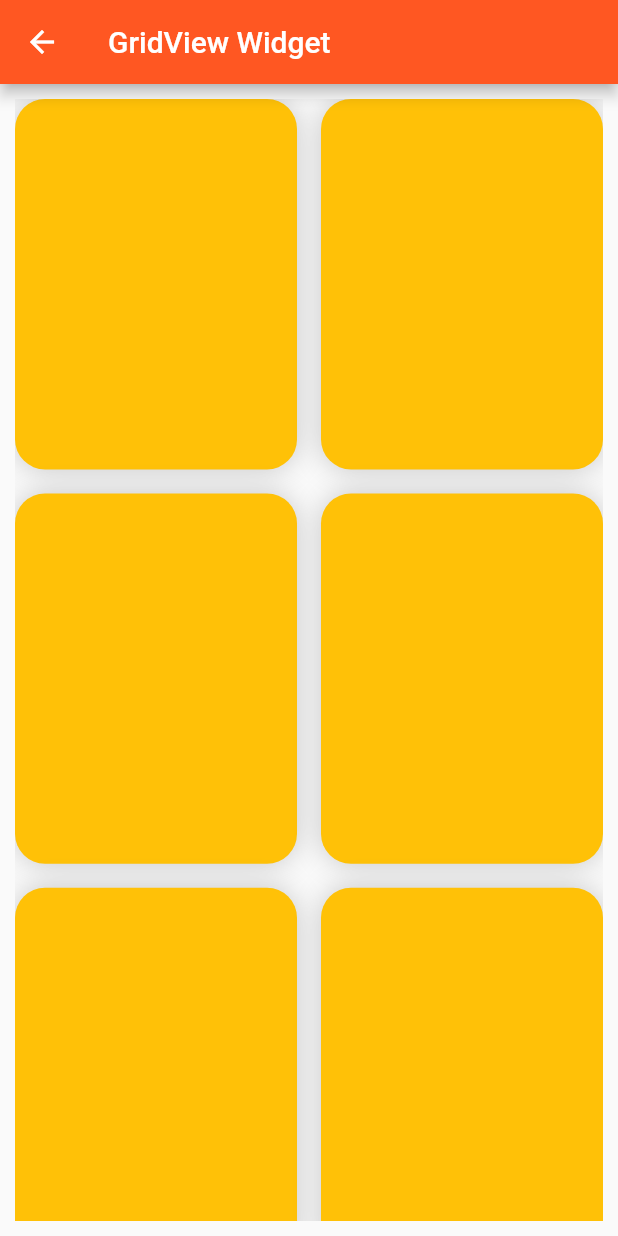
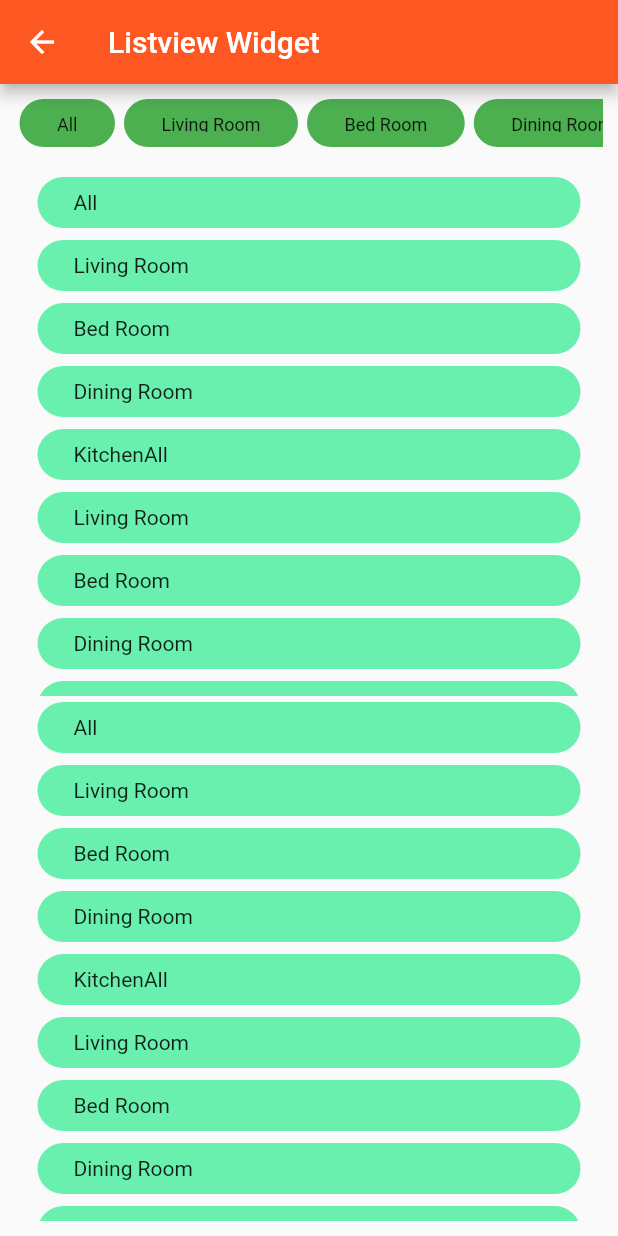
Before and after one commit to efrizalnf/flutter_widget, a Flutter app: the screen it shows after launch, on a phone screen of 412 x 824 dp. Run offline on Flutter 3.47's test engine with Material 2 defaults, Android fonts, the phone set to English and light mode, and no system bars; our stand-ins replace flutter_svg.

Commit message:
added list view widget

```diff
--- a/lib/main.dart
+++ b/lib/main.dart
@@ -4,6 +4,7 @@ import 'package:project_flutter_pertama/meet_2/ch4topic2/basic_form/dialog_widge
 import 'package:project_flutter_pertama/meet_2/ch4topic2/basic_form/form_widget.dart';
 import 'package:project_flutter_pertama/meet_2/ch4topic2/basic_layout/center_widget.dart';
 import 'package:project_flutter_pertama/meet_2/ch4topic2/basic_layout/column_widget.dart';
+import 'package:project_flutter_pertama/meet_2/ch4topic2/basic_layout/listview_widget.dart';
 import 'package:project_flutter_pertama/meet_2/ch4topic2/basic_widget/text_widget.dart';
 import 'package:project_flutter_pertama/meet_2/ch4topic2/navigation/sliver_widget.dart';
 import 'package:project_flutter_pertama/tugas/basic-form/dialog_widget.dart';
@@ -12,7 +13,8 @@ import 'package:project_flutter_pertama/tugas/basic-layout/aspectratiowidget.dar
 import 'package:project_flutter_pertama/tugas/basic-layout/centerwidget.dart';
 import 'package:project_flutter_pertama/tugas/basic-layout/columnwidget.dart';
 import 'package:project_flutter_pertama/tugas/basic-layout/expandedwidget.dart';
-import 'package:project_flutter_pertama/tugas/basic-layout/gridview_widget.dart';
+import 'package:project_flutter_pertama/tugas/basic-layout/gridviewwidget.dart';
+import 'package:project_flutter_pertama/tugas/basic-layout/listviewwidget.dart';
 import 'package:project_flutter_pertama/tugas/fic_column_widget.dart';
 import 'package:project_flutter_pertama/tugas/stateless_statefull.dart';
 
@@ -33,7 +35,7 @@ class MyApp extends StatelessWidget {
       theme: ThemeData(
         primarySwatch: Colors.deepOrange,
       ),
-      home: const MyGridViewWidget(),
+      home: MyListViewWidget(),
     );
   }
 }
--- a/lib/meet_2/ch4topic2/basic_layout/listview_widget.dart
+++ b/lib/meet_2/ch4topic2/basic_layout/listview_widget.dart
@@ -22,7 +22,7 @@ class ListViewWidget extends StatelessWidget {
         child: Column(
           children: [
             SizedBox(
-              height: 32,
+              height: 35,
               child: ListView(
                 scrollDirection: Axis.horizontal,
                 children: List.generate(
@@ -34,7 +34,7 @@ class ListViewWidget extends StatelessWidget {
                         duration: const Duration(milliseconds: 150),
                         decoration: BoxDecoration(
                           borderRadius: BorderRadius.circular(20),
-                          color: Colors.grey,
+                          color: Colors.green[100],
                         ),
                         padding: const EdgeInsets.symmetric(
                           vertical: 8,
@@ -45,9 +45,9 @@ class ListViewWidget extends StatelessWidget {
                           categories[index],
                           textAlign: TextAlign.center,
                           style: const TextStyle(
-                            fontSize: 12,
+                            fontSize: 14,
                             color: Colors.black,
-                            fontWeight: FontWeight.w500,
+                            fontWeight: FontWeight.w600,
                             letterSpacing: 1,
                           ),
                         ),
--- /dev/null
+++ b/lib/tugas/basic-layout/listviewwidget.dart
@@ -0,0 +1,131 @@
+// ignore_for_file: camel_case_types, prefer_typing_uninitialized_variables
+
+import 'package:flutter/material.dart';
+import 'package:project_flutter_pertama/tugas/basic-form/helper.dart';
+
+class MyListViewWidget extends StatelessWidget {
+  MyListViewWidget({Key? key}) : super(key: key);
+  final List<String> category = [
+    'All',
+    'Living Room',
+    'Bed Room',
+    'Dining Room',
+    'Kitchen'
+        'All',
+    'Living Room',
+    'Bed Room',
+    'Dining Room',
+    'Kitchen'
+        'All',
+    'Living Room',
+    'Bed Room',
+    'Dining Room',
+    'Kitchen'
+  ];
+  @override
+  Widget build(BuildContext context) {
+    return Scaffold(
+      appBar: CustomAppbar(titleValue: "Listview Widget"),
+      body: Container(
+        padding: const EdgeInsets.all(10.0),
+        child: Column(
+          children: [
+            SizedBox(
+              height: 32,
+              child: ListView(
+                scrollDirection: Axis.horizontal,
+                children: List.generate(
+                  category.length,
+                  (index) {
+                    return GestureDetector(
+                      child: AnimatedContainer(
+                        duration: const Duration(milliseconds: 500),
+                        decoration: BoxDecoration(
+                          borderRadius: BorderRadius.circular(30),
+                          color: Colors.green,
+                        ),
+                        padding: const EdgeInsets.symmetric(
+                          vertical: 10,
+                          horizontal: 25,
+                        ),
+                        margin: const EdgeInsets.symmetric(horizontal: 3),
+                        child: Text(
+                          category[index],
+                          textAlign: TextAlign.center,
+                          style: const TextStyle(
+                            fontSize: 12,
+                          ),
+                        ),
+                      ),
+                    );
+                  },
+                ),
+              ),
+            ),
+            const SizedBox(
+              height: 16,
+            ),
+            Expanded(
+              child: ListView(
+                children: List.generate(category.length, (index) {
+                  return GestureDetector(
+                    child: AnimatedContainer(
+                        duration: const Duration(milliseconds: 200),
+                        decoration: BoxDecoration(
+                          borderRadius: BorderRadius.circular(20.0),
+                          color: Colors.greenAccent,
+                        ),
+                        padding: const EdgeInsets.symmetric(
+                          vertical: 9,
+                          horizontal: 24,
+                        ),
+                        margin: const EdgeInsets.symmetric(
+                          horizontal: 15,
+                          vertical: 4,
+                        ),
+                        child: Text(
+                          category[index],
+                          style: const TextStyle(
+                            fontSize: 14,
+                            fontWeight: FontWeight.w400,
+                          ),
+                        )),
+                  );
+                }),
+              ),
+            ),
+            Expanded(
+              child: ListView(
+                children: List.generate(category.length, (index) {
+                  return GestureDetector(
+                    child: AnimatedContainer(
+                        duration: const Duration(milliseconds: 200),
+                        decoration: BoxDecoration(
+                          borderRadius: BorderRadius.circular(20.0),
+                          color: Colors.greenAccent,
+                        ),
+                        padding: const EdgeInsets.symmetric(
+                          vertical: 9,
+                          horizontal: 24,
+                        ),
+                        margin: const EdgeInsets.symmetric(
+                          horizontal: 15,
+                          vertical: 4,
+                        ),
+                        child: Text(
+                          category[index],
+                          style: const TextStyle(
+                            fontSize: 14,
+                            fontWeight: FontWeight.w400,
+                          ),
+                        )),
+                  );
+                }),
+              ),
+            ),
+          ],
+        ),
+      ),
+    );
+  }
+}
```
Also changed, not shown: lib/tugas/basic-layout/gridviewwidget.dart (renamed from lib/tugas/basic-layout/gridview_widget.dart).
